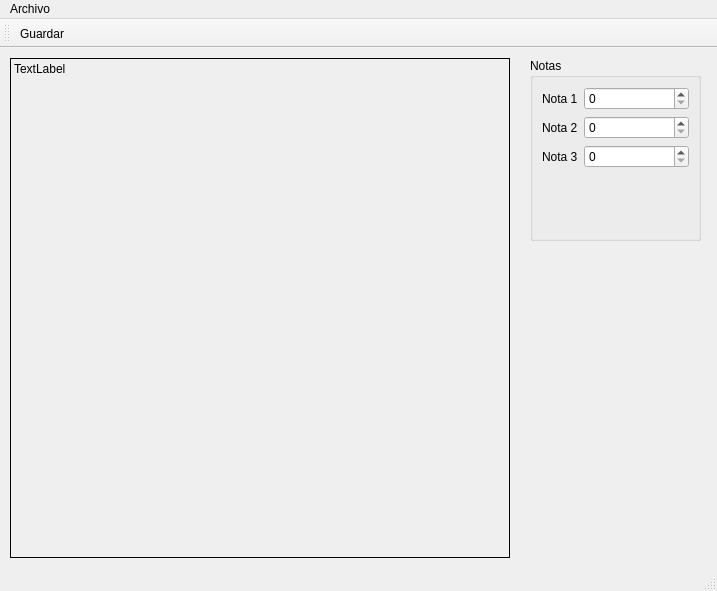
Before: the Qt Designer form principal.ui in DaniMena04/Qt-Grafico_de_barras, drawn with Qt 5.
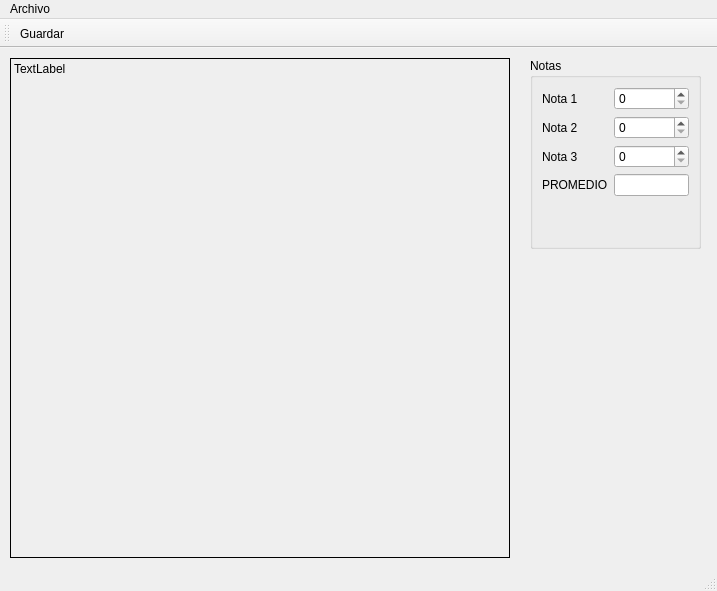
After: the same form once the commit is applied. Icons and pictures are not drawn.

Commit message: Visualizacion del promedio e implementacion de iconos

```diff
--- a/principal.ui
+++ b/principal.ui
@@ -45,7 +45,7 @@
       <x>530</x>
       <y>10</y>
       <width>171</width>
-      <height>183</height>
+      <height>191</height>
      </rect>
     </property>
     <layout class="QVBoxLayout" name="verticalLayout">
@@ -97,6 +97,16 @@
           </property>
          </widget>
         </item>
+        <item row="3" column="0">
+         <widget class="QLabel" name="label_4">
+          <property name="text">
+           <string>PROMEDIO</string>
+          </property>
+         </widget>
+        </item>
+        <item row="3" column="1">
+         <widget class="QLineEdit" name="inPromedio"/>
+        </item>
        </layout>
       </widget>
      </item>
```
Left out of the diff: 10 changed lines with no effect on the pictures. The commit also changes 4 other files.
